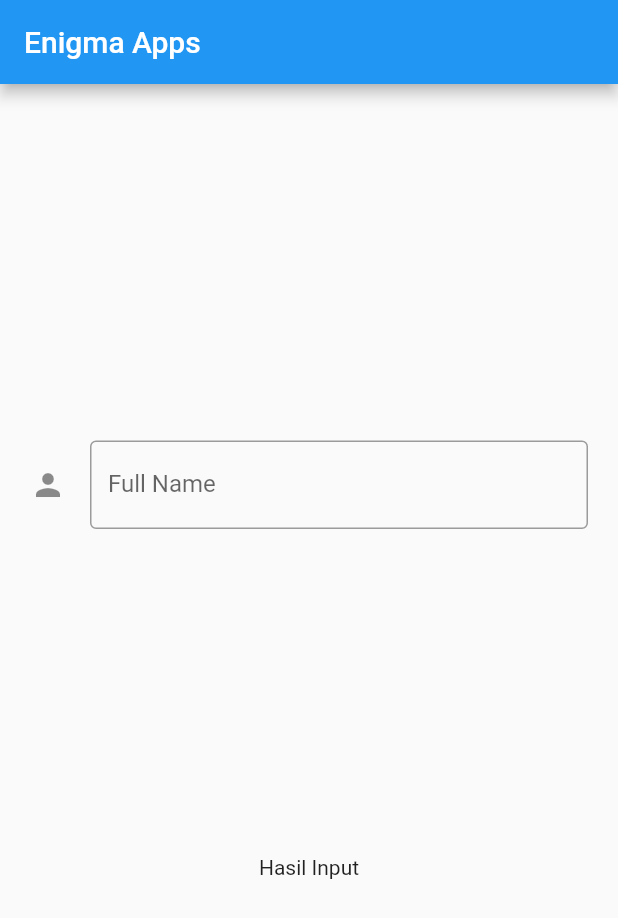
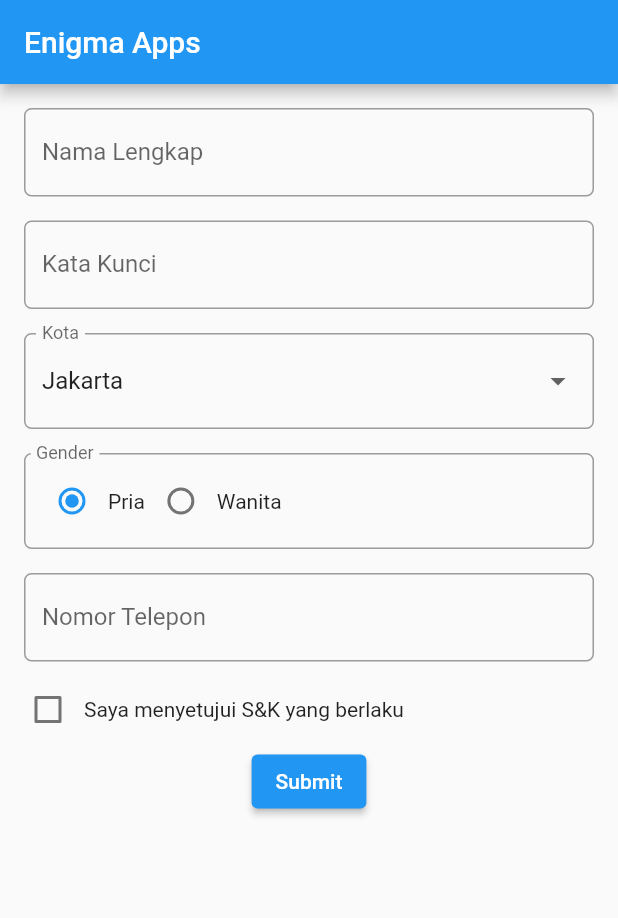
Before and after one commit to jutionck/beginning-flutter-course, a Flutter app: the screen it shows after launch, on a phone screen of 412 x 824 dp. Shown: the top 918 px of the screen. Run offline on Flutter 3.47's test engine with Material 2 defaults, Android fonts, the phone set to English and light mode, and no system bars.

Commit message:
Latihan Membuat Form

```diff
--- a/lib/main.dart
+++ b/lib/main.dart
@@ -1,57 +1,20 @@
 import 'package:flutter/material.dart';
-
-/// Latihan Stack dan Align Widget
+import 'package:flutter_course/screens/app_form.dart';
 
 void main() => runApp(MyApp());
 
-class MyApp extends StatefulWidget {
-  @override
-  _MyAppState createState() => _MyAppState();
-}
+class MyApp extends StatelessWidget {
+  const MyApp({Key? key}) : super(key: key);
 
-class _MyAppState extends State<MyApp> {
-  final TextEditingController myController = TextEditingController();
-  String result = "Hasil Input";
   @override
   Widget build(BuildContext context) {
     return MaterialApp(
+      debugShowCheckedModeBanner: false,
       home: Scaffold(
         appBar: AppBar(
           title: Text("Enigma Apps"),
         ),
-        body: Center(
-          child: Padding(
-            padding: const EdgeInsets.all(20),
-            child: Column(
-              mainAxisAlignment: MainAxisAlignment.spaceEvenly,
-              children: [
-                TextField(
-                  decoration: InputDecoration(
-                      // memberikan decoration icon diluar field
-                      icon: Icon(Icons.person),
-                      border: OutlineInputBorder(),
-                      hintText: "Masukkan nama anda",
-                      labelText: "Full Name" // memberikan label field
-                      ),
-                  controller: myController,
-                  onChanged: (value) {
-                    print("onchange");
-                  },
-                  onSubmitted: (value) {
-                    print(value);
-                    setState(() {
-                      result = value;
-                    });
-                  },
-                  onEditingComplete: () {
-                    print("Sukses Edit");
-                  },
-                ),
-                Text(result)
-              ],
-            ),
-          ),
-        ),
+        body: AppForm(),
       ),
     );
   }
--- /dev/null
+++ b/lib/screens/app_form.dart
@@ -0,0 +1,170 @@
+import 'package:flutter/material.dart';
+
+enum Gender { Male, Female }
+
+final cities = [
+  'Jakarta',
+  'Surabaya',
+  'Bandung',
+  'Semarang',
+  'Bali',
+  'Pontianak',
+  'Medan',
+  'Palembang',
+  'Balikpapan',
+  'Makassar'
+];
+
+class AppForm extends StatefulWidget {
+  const AppForm({Key? key}) : super(key: key);
+
+  @override
+  _AppFormState createState() => _AppFormState();
+}
+
+class _AppFormState extends State<AppForm> {
+  final _formKey = GlobalKey<FormState>();
+  List<DropdownMenuItem<String>> getDropDownMenuItems() {
+    List<DropdownMenuItem<String>> items = [];
+    for (String city in cities) {
+      items.add(DropdownMenuItem(child: Text(city), value: city));
+    }
+
+    return items;
+  }
+
+  @override
+  Widget build(BuildContext context) {
+    Gender? _character = Gender.Male;
+    String? _city = cities[0];
+
+    return Form(
+      key: _formKey,
+      child: Padding(
+        padding: EdgeInsets.all(8.0),
+        child: Column(
+          children: [
+            Padding(
+              padding: EdgeInsets.all(8.0),
+              child: TextFormField(
+                decoration: InputDecoration(
+                    hintText: "Masukkan Nama Lengkap Anda",
+                    labelText: "Nama Lengkap",
+                    border: OutlineInputBorder(
+                        borderRadius: BorderRadius.circular(5.0))),
+                validator: (value) {
+                  if (value == null || value.isEmpty) {
+                    return "Nama lengkap harus diisi";
+                  }
+                  return null;
+                },
+              ),
+            ),
+            Padding(
+              padding: EdgeInsets.all(8.0),
+              child: TextFormField(
+                obscureText: true,
+                decoration: InputDecoration(
+                    hintText: "Masukkan Kata Kunci Anda",
+                    labelText: "Kata Kunci",
+                    border: OutlineInputBorder(
+                        borderRadius: BorderRadius.circular(5.0))),
+                validator: (value) {
+                  if (value == null || value.isEmpty) {
+                    return "Kata kunci harus diisi";
+                  }
+                  return null;
+                },
+              ),
+            ),
+            SizedBox(
+              width: double.infinity,
+              child: Padding(
+                padding: EdgeInsets.all(8.0),
+                child: InputDecorator(
+                  decoration: InputDecoration(
+                    labelText: "Kota",
+                    border: OutlineInputBorder(
+                      borderRadius: BorderRadius.circular(5.0),
+                    ),
+                  ),
+                  child: DropdownButton(
+                    isExpanded: true,
+                    value: _city,
+                    items: getDropDownMenuItems(),
+                    isDense: true,
+                    underline: SizedBox.shrink(),
+                    onChanged: (value) {
+                      print(value);
+                    },
+                  ),
+                ),
+              ),
+            ),
+            Padding(
+                padding: const EdgeInsets.all(8.0),
+                child: InputDecorator(
+                  decoration: InputDecoration(
+                    labelText: 'Gender',
+                    contentPadding:
+                        const EdgeInsets.symmetric(vertical: 8, horizontal: 8),
+                    border: OutlineInputBorder(
+                      borderRadius: BorderRadius.circular(5.0),
+                    ),
+                  ),
+                  child: Row(
+                    children: [
+                      Radio<Gender>(
+                        value: Gender.Male,
+                        groupValue: _character,
+                        onChanged: (value) {
+                          setState(() {});
+                        },
+                      ),
+                      const Text('Pria'),
+                      Radio<Gender>(
+                        value: Gender.Female,
+                        groupValue: _character,
+                        onChanged: (value) {
+                          setState(() {});
+                        },
+                      ),
+                      const Text('Wanita'),
+                    ],
+                  ),
+                )),
+            Padding(
+              padding: const EdgeInsets.all(8.0),
+              child: TextFormField(
+                keyboardType: TextInputType.phone,
+                decoration: InputDecoration(
+                  hintText: 'contoh: 0812xxxxxxx',
+                  labelText: 'Nomor Telepon',
+                  border: OutlineInputBorder(
+                      borderRadius: BorderRadius.circular(5.0)),
+                ),
+              ),
+            ),
+            Row(
+              children: [
+                Checkbox(value: false, onChanged: (value) {}),
+                const Text('Saya menyetujui S&K yang berlaku'),
+              ],
+            ),
+            ElevatedButton(
+              onPressed: () {
+                if (_formKey.currentState!.validate()) {
+                  ScaffoldMessenger.of(context).showSnackBar(
+                    const SnackBar(content: Text('Processing Data')),
+                  );
+                }
+              },
+              child: const Text('Submit'),
+            ),
+
+          ],
+        ),
+      ),
+    );
+  }
+}
```
